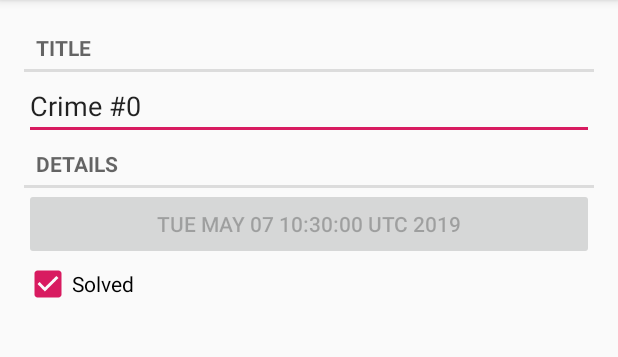
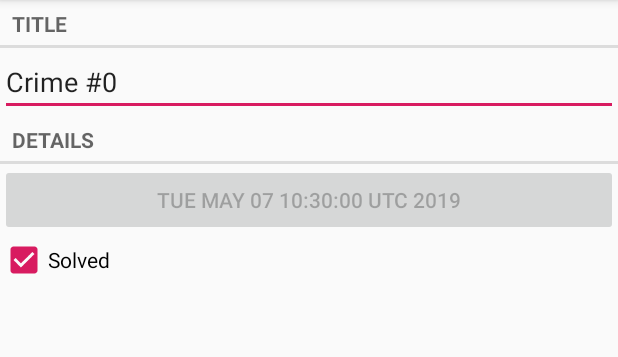
Before and after one commit to foreverxzhh/CriminalIntent, an Android app: the screen it shows after launch (CrimeActivity before the commit, CrimePagerActivity after it), after a tap on an icon or button, on a phone screen of 412 x 824 dp, the part 84-441 px from its top. Run offline under Robolectric (Android 15) with nearby library versions, the phone set to English and light mode, and no system bars.

Commit message:
Capter 11 finish

```diff
--- a/app/src/main/AndroidManifest.xml
+++ b/app/src/main/AndroidManifest.xml
@@ -9,7 +9,8 @@
         android:roundIcon="@mipmap/ic_launcher_round"
         android:supportsRtl="true"
         android:theme="@style/AppTheme">
-        <activity android:name=".CrimeActivity"></activity>
+        <activity android:name=".CrimePagerActivity"></activity>
+        <activity android:name=".CrimeActivity" />
         <activity android:name=".CrimeListActivity">
             <intent-filter>
                 <action android:name="android.intent.action.MAIN" />
--- a/app/src/main/java/com/hua/criminalintent/CrimeListFragment.java
+++ b/app/src/main/java/com/hua/criminalintent/CrimeListFragment.java
@@ -65,7 +65,7 @@ public class CrimeListFragment extends Fragment {
             viewHolder.itemView.setOnClickListener(new View.OnClickListener() {
                 @Override
                 public void onClick(View v) {
-                    Intent intent = new Intent(getActivity(), CrimeActivity.class);
+                    Intent intent = new Intent(getActivity(), CrimePagerActivity.class);
                     intent.putExtra(EXTRA_CRIME_ID, mCrimes.get(i).getId());
                     startActivity(intent);
                 }
--- /dev/null
+++ b/app/src/main/java/com/hua/criminalintent/CrimePagerActivity.java
@@ -0,0 +1,46 @@
+package com.hua.criminalintent;
+
+import android.support.v4.app.Fragment;
+import android.support.v4.app.FragmentManager;
+import android.support.v4.app.FragmentStatePagerAdapter;
+import android.support.v4.view.ViewPager;
+import android.support.v7.app.AppCompatActivity;
+import android.os.Bundle;
+
+import java.util.List;
+import java.util.UUID;
+
+public class CrimePagerActivity extends AppCompatActivity {
+    public static final String EXTRA_CRIME_ID = "com.hua.criminalintent.crime_id";
+    private ViewPager mViewPager;
+    private List<Crime> mCrimes;
+
+    @Override
+    protected void onCreate(Bundle savedInstanceState) {
+        super.onCreate(savedInstanceState);
+        setContentView(R.layout.activity_crime_pager);
+        mViewPager = findViewById(R.id.crime_view_pager);
+        mCrimes = CrimeLab.get(this).getCrimes();
+
+        FragmentManager fragmentManager = getSupportFragmentManager();
+        mViewPager.setAdapter(new FragmentStatePagerAdapter(fragmentManager) {
+            @Override
+            public Fragment getItem(int i) {
+                Crime crime = mCrimes.get(i);
+                return CrimeFragment.newInstance(crime.getId());
+            }
+
+            @Override
+            public int getCount() {
+                return mCrimes.size();
+            }
+        });
+        UUID crimeId = (UUID) getIntent().getSerializableExtra(EXTRA_CRIME_ID);
+        for (int i = 0; i < mCrimes.size(); i++) {
+            if (mCrimes.get(i).getId().equals(crimeId)) {
+                mViewPager.setCurrentItem(i);
+                break;
+            }
+        }
+    }
+}
--- /dev/null
+++ b/app/src/main/res/layout/activity_crime_pager.xml
@@ -0,0 +1,7 @@
+<?xml version="1.0" encoding="utf-8"?>
+<android.support.v4.view.ViewPager xmlns:android="http://schemas.android.com/apk/res/android"
+    android:id="@+id/crime_view_pager"
+    android:layout_width="match_parent"
+    android:layout_height="match_parent">
+
+</android.support.v4.view.ViewPager>
```
Also changed, not shown: 1 other file.
